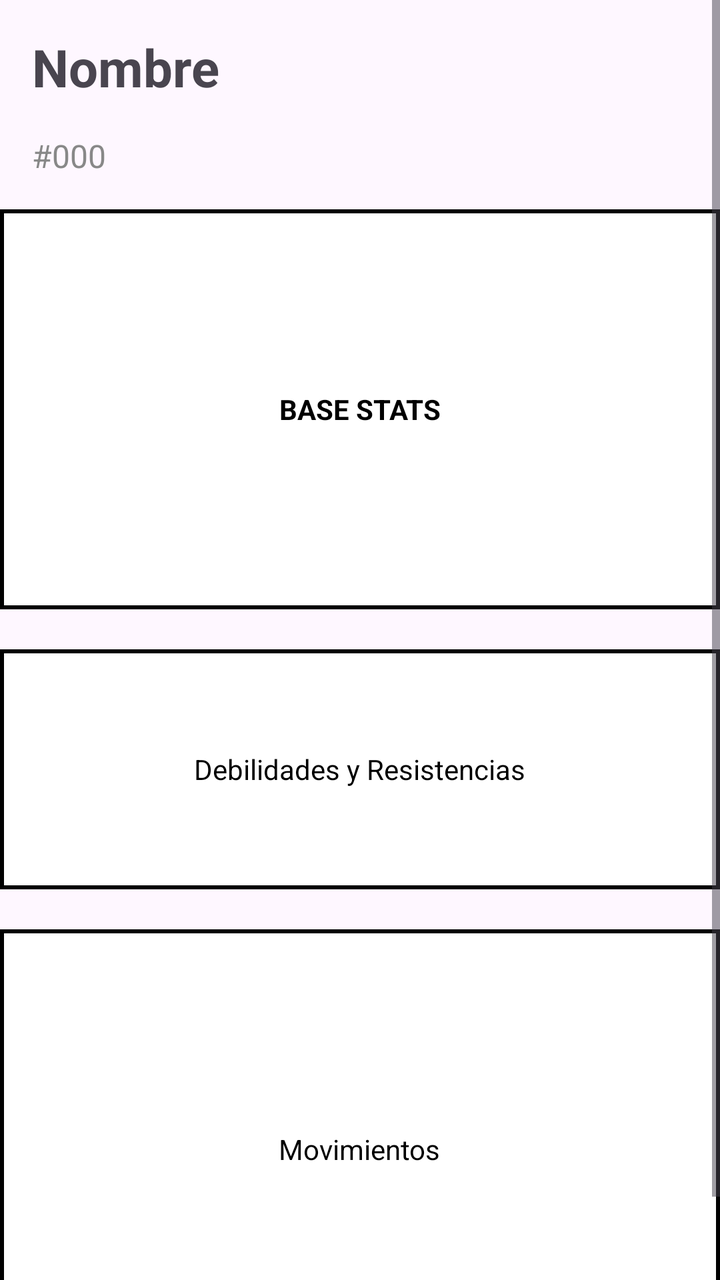
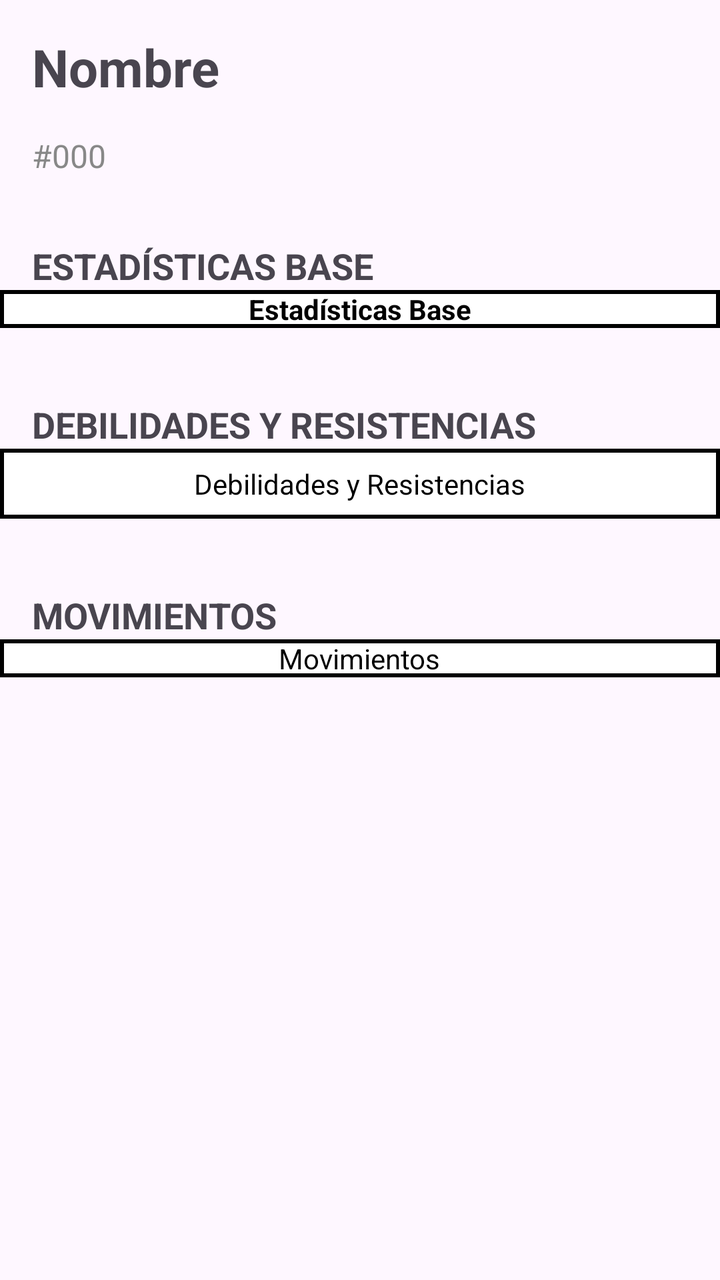

Screens rendered from an Android XML layout before and after an edit, with the pre-edit source and the edit as a unified diff.
<!-- AndroidManifest.xml: application theme Theme.EonNav -->
<!-- res/layout/fragment_detailbattleinfo.xml -->
<?xml version="1.0" encoding="utf-8"?>
<LinearLayout xmlns:android="http://schemas.android.com/apk/res/android"
    android:layout_width="match_parent"
    android:layout_height="match_parent"
    xmlns:app="http://schemas.android.com/apk/res-auto"
    android:orientation="vertical">

    <ScrollView
        android:layout_width="match_parent"
        android:layout_height="0dp"
        android:layout_weight="1">

        <LinearLayout
            android:layout_width="match_parent"
            android:layout_height="wrap_content"
            android:orientation="vertical">

            
            <TextView
                android:id="@+id/textName"
                android:layout_width="wrap_content"
                android:layout_height="wrap_content"
                android:text="Nombre"
                android:textSize="26sp"
                android:textStyle="bold"
                app:layout_constraintTop_toTopOf="parent"
                app:layout_constraintStart_toStartOf="parent"
                android:layout_marginTop="16dp"
                android:layout_marginLeft="16dp"
                android:layout_marginRight="16dp"/>

            
            <TextView
                android:id="@+id/textNumber"
                android:layout_width="wrap_content"
                android:layout_height="wrap_content"
                android:text="#000"
                android:textSize="16sp"
                android:textColor="#888888"
                android:layout_margin="16dp"
                app:layout_constraintTop_toBottomOf="@id/textName"
                app:layout_constraintStart_toStartOf="parent"/>

            
            <LinearLayout
                android:id="@+id/layoutStats"
                android:layout_width="match_parent"
                android:layout_height="200dp"
                android:layout_marginBottom="20dp"
                android:background="@drawable/border_detailbattleinfo"
                android:gravity="center">

                <TextView
                    android:layout_width="wrap_content"
                    android:layout_height="wrap_content"
                    android:text="BASE STATS"
                    android:textColor="#000000"
                    android:textStyle="bold"/>
            </LinearLayout>

            
            <LinearLayout
                android:id="@+id/layoutWeakness"
                android:layout_width="match_parent"
                android:layout_height="120dp"
                android:layout_marginBottom="20dp"
                android:background="@drawable/border_detailbattleinfo"
                android:gravity="center">

                <TextView
                    android:layout_width="wrap_content"
                    android:layout_height="wrap_content"
                    android:text="Debilidades y Resistencias"
                    android:textColor="#000000"/>
            </LinearLayout>

            
            <LinearLayout
                android:id="@+id/layoutMoves"
                android:layout_width="match_parent"
                android:layout_height="220dp"
                android:background="@drawable/border_detailbattleinfo"
                android:gravity="center">

                <TextView
                    android:layout_width="wrap_content"
                    android:layout_height="wrap_content"
                    android:text="Movimientos"
                    android:textColor="#000000"/>
            </LinearLayout>

        </LinearLayout>

    </ScrollView>

</LinearLayout>
<!-- resources referenced by this layout -->
<resources>
  <!-- drawable border_detailbattleinfo (drawable) -->
  <?xml version="1.0" encoding="utf-8"?>
  <shape xmlns:android="http://schemas.android.com/apk/res/android">
  
      <solid android:color="#FFFFFF"/>
  
      <stroke
          android:width="2dp"
          android:color="#000000"/>
  
  </shape>
  <style name="Theme.EonNav" parent="Base.Theme.EonNav" />
  <style name="Base.Theme.EonNav" parent="Theme.Material3.DayNight.NoActionBar">
          
          
      </style>
</resources>

<!-- the commit's change to res/layout/fragment_detailbattleinfo.xml (unified diff, before → after) -->
@@ -2,7 +2,6 @@
 <LinearLayout xmlns:android="http://schemas.android.com/apk/res/android"
     android:layout_width="match_parent"
     android:layout_height="match_parent"
-    xmlns:app="http://schemas.android.com/apk/res-auto"
     android:orientation="vertical">
 
     <ScrollView
@@ -23,8 +22,6 @@
                 android:text="Nombre"
                 android:textSize="26sp"
                 android:textStyle="bold"
-                app:layout_constraintTop_toTopOf="parent"
-                app:layout_constraintStart_toStartOf="parent"
                 android:layout_marginTop="16dp"
                 android:layout_marginLeft="16dp"
                 android:layout_marginRight="16dp"/>
@@ -37,15 +34,25 @@
                 android:text="#000"
                 android:textSize="16sp"
                 android:textColor="#888888"
-                android:layout_margin="16dp"
-                app:layout_constraintTop_toBottomOf="@id/textName"
-                app:layout_constraintStart_toStartOf="parent"/>
+                android:layout_margin="16dp"/>
 
             
+            <TextView
+                android:id="@+id/baseStatsTitle"
+                android:layout_width="wrap_content"
+                android:layout_height="wrap_content"
+                android:text="ESTADÍSTICAS BASE"
+                android:textSize="18sp"
+                android:textStyle="bold"
+                android:layout_marginTop="16dp"
+                android:layout_marginLeft="16dp"
+                android:layout_marginRight="16dp"/>
+
             <LinearLayout
                 android:id="@+id/layoutStats"
                 android:layout_width="match_parent"
-                android:layout_height="200dp"
+                android:orientation="vertical"
+                android:layout_height="wrap_content"
                 android:layout_marginBottom="20dp"
                 android:background="@drawable/border_detailbattleinfo"
                 android:gravity="center">
@@ -53,17 +60,30 @@
                 <TextView
                     android:layout_width="wrap_content"
                     android:layout_height="wrap_content"
-                    android:text="BASE STATS"
+                    android:text="Estadísticas Base"
                     android:textColor="#000000"
                     android:textStyle="bold"/>
             </LinearLayout>
 
             
+            <TextView
+                android:id="@+id/weaknessTitle"
+                android:layout_width="wrap_content"
+                android:layout_height="wrap_content"
+                android:text="DEBILIDADES Y RESISTENCIAS"
+                android:textSize="18sp"
+                android:textStyle="bold"
+                android:layout_marginTop="16dp"
+                android:layout_marginLeft="16dp"
+                android:layout_marginRight="16dp"/>
+
             <LinearLayout
                 android:id="@+id/layoutWeakness"
                 android:layout_width="match_parent"
-                android:layout_height="120dp"
+                android:layout_height="wrap_content"
                 android:layout_marginBottom="20dp"
+                android:orientation="vertical"
+                android:padding="8dp"
                 android:background="@drawable/border_detailbattleinfo"
                 android:gravity="center">
 
@@ -75,10 +95,22 @@
             </LinearLayout>
 
             
+            <TextView
+                android:id="@+id/movesTitle"
+                android:layout_width="wrap_content"
+                android:layout_height="wrap_content"
+                android:text="MOVIMIENTOS"
+                android:textSize="18sp"
+                android:textStyle="bold"
+                android:layout_marginTop="16dp"
+                android:layout_marginLeft="16dp"
+                android:layout_marginRight="16dp"/>
+
             <LinearLayout
                 android:id="@+id/layoutMoves"
                 android:layout_width="match_parent"
-                android:layout_height="220dp"
+                android:layout_height="wrap_content"
+                android:orientation="vertical"
                 android:background="@drawable/border_detailbattleinfo"
                 android:gravity="center">
 
